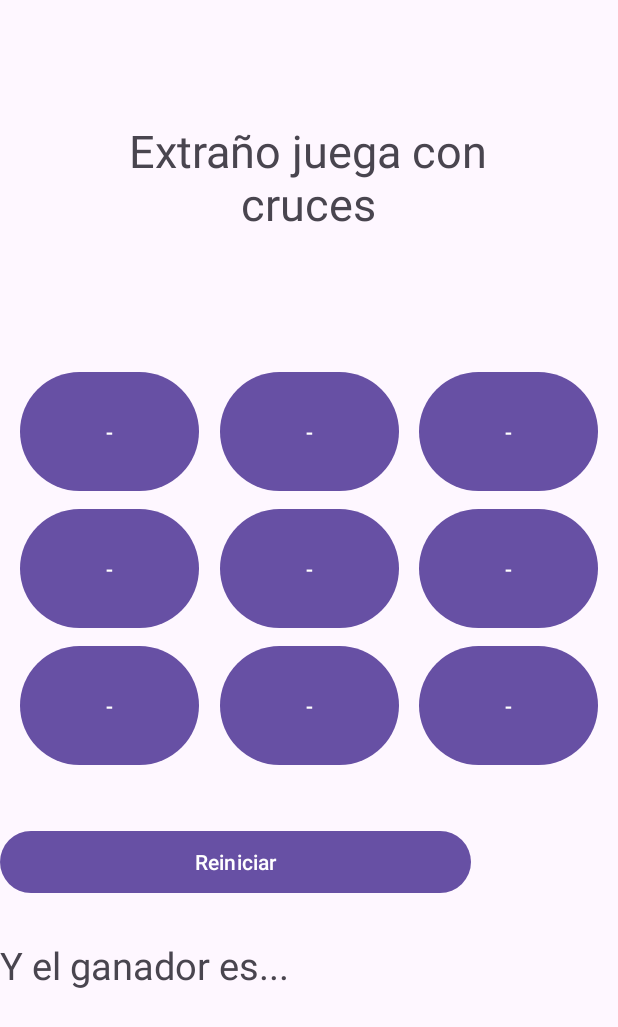
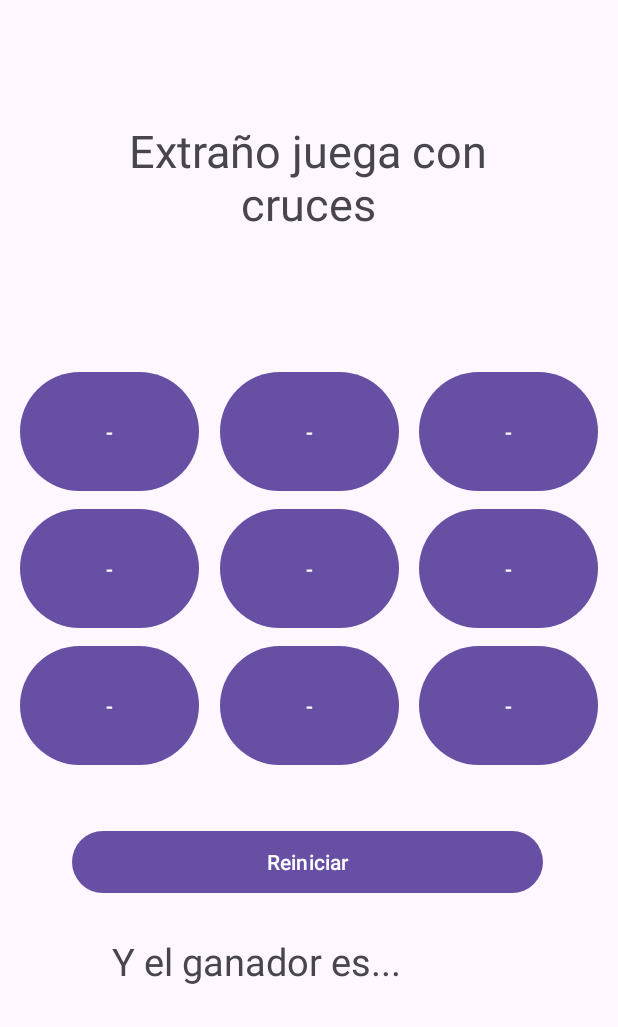
Before and after one commit to Valenquiroga25/TPO_Desarrollo_De_Aplicaciones, an Android app: the screen it shows after launch (GameActivity), after a tap on "Comenzar", on a phone screen of 412 x 824 dp. Shown: the top 1027 px of the screen. Run offline under Robolectric (Android 15) with nearby library versions, the phone set to English and light mode, and no system bars; our stand-ins replace navigation-ui.

Commit message:
TaTeTi casi terminado

```diff
--- a/PracticaTaTeTi/TaTeTi/app/src/main/AndroidManifest.xml
+++ b/PracticaTaTeTi/TaTeTi/app/src/main/AndroidManifest.xml
@@ -11,7 +11,7 @@
             android:roundIcon="@mipmap/ic_launcher_round"
             android:supportsRtl="true"
             android:theme="@style/Theme.TaTeTi"
-        tools:targetApi="31" >
+            tools:targetApi="31">
         <activity
                 android:name=".MainActivity"
                 android:exported="true"
--- a/PracticaTaTeTi/TaTeTi/app/src/main/res/layout/activity_game.xml
+++ b/PracticaTaTeTi/TaTeTi/app/src/main/res/layout/activity_game.xml
@@ -17,14 +17,14 @@
             app:layout_constraintEnd_toEndOf="parent"
             app:layout_constraintTop_toTopOf="parent" android:layout_marginTop="80dp"/>
     <Button
-            android:id="@+id/btnCentro"
+            android:id="@+id/btnArribaIzquierda"
             android:text="-"
             android:layout_width="119dp"
             android:layout_height="87dp"
-            app:layout_constraintTop_toBottomOf="@+id/btnArribaIzquierda"
-            app:layout_constraintStart_toEndOf="@+id/btnCentroIzquierda"
-            app:layout_constraintEnd_toStartOf="@+id/btnCentroDerecha"
-            android:layout_marginTop="4dp"/>
+            app:layout_constraintTop_toBottomOf="@+id/lblJugador"
+            app:layout_constraintStart_toStartOf="parent"
+            app:layout_constraintEnd_toStartOf="@+id/btnCentroArriba"
+            android:layout_marginTop="76dp"/>
     <Button
             android:id="@+id/btnCentroArriba"
             android:text="-"
@@ -53,14 +53,23 @@
             app:layout_constraintEnd_toStartOf="@+id/btnCentro"
             android:layout_marginTop="4dp"/>
     <Button
-            android:id="@+id/btnArribaIzquierda"
+            android:id="@+id/btnCentro"
             android:text="-"
             android:layout_width="119dp"
             android:layout_height="87dp"
-            app:layout_constraintTop_toBottomOf="@+id/lblJugador"
-            app:layout_constraintStart_toStartOf="parent"
-            app:layout_constraintEnd_toStartOf="@+id/btnCentroArriba"
-            android:layout_marginTop="76dp"/>
+            app:layout_constraintTop_toBottomOf="@+id/btnArribaIzquierda"
+            app:layout_constraintStart_toEndOf="@+id/btnCentroIzquierda"
+            app:layout_constraintEnd_toStartOf="@+id/btnCentroDerecha"
+            android:layout_marginTop="4dp"/>
+    <Button
+            android:id="@+id/btnCentroDerecha"
+            android:text="-"
+            android:layout_width="119dp"
+            android:layout_height="87dp"
+            app:layout_constraintTop_toBottomOf="@+id/btnArribaIzquierda"
+            app:layout_constraintStart_toEndOf="@+id/btnCentro"
+            app:layout_constraintEnd_toEndOf="parent"
+            android:layout_marginTop="4dp"/>
     <Button
             android:id="@+id/btnAbajoIzquierda"
             android:text="-"
@@ -88,15 +97,7 @@
             app:layout_constraintStart_toEndOf="@+id/btnCentroAbajo"
             app:layout_constraintEnd_toEndOf="parent"
             android:layout_marginTop="4dp"/>
-    <Button
-            android:id="@+id/btnCentroDerecha"
-            android:text="-"
-            android:layout_width="119dp"
-            android:layout_height="87dp"
-            app:layout_constraintTop_toBottomOf="@+id/btnArribaIzquierda"
-            app:layout_constraintStart_toEndOf="@+id/btnCentro"
-            app:layout_constraintEnd_toEndOf="parent"
-            android:layout_marginTop="4dp"/>
+
     <Button
             android:id="@+id/btnReiniciar"
             android:text="Reiniciar"
@@ -104,16 +105,21 @@
             android:layout_height="49dp"
             tools:layout_editor_absoluteX="48dp"
             app:layout_constraintTop_toBottomOf="@+id/btnCentroAbajo"
-            android:layout_marginTop="36dp"/>
+            app:layout_constraintStart_toEndOf="@+id/btnAbajoIzquierda"
+            app:layout_constraintEnd_toEndOf="parent"
+            android:layout_marginTop="36dp"
+            android:layout_marginRight="135dp"/>
     <TextView
             android:id="@+id/lblGanador"
             android:text="Y el ganador es..."
             android:textSize="25dp"
-            android:layout_width="213dp"
-            android:layout_height="38dp"
-            tools:layout_editor_absoluteX="99dp"
-            app:layout_constraintTop_toBottomOf="@+id/btnCentroAbajo"
-            android:layout_marginTop="112dp"/>
+            android:layout_width="355dp"
+            android:layout_height="35dp"
+            tools:layout_editor_absoluteX="28dp"
+            app:layout_constraintTop_toBottomOf="@+id/btnReiniciar"
+            app:layout_constraintStart_toStartOf="@+id/lblJugador"
+            android:layout_marginRight="135dp"
+            android:layout_marginTop="24dp"/>
 
 
 </androidx.constraintlayout.widget.ConstraintLayout>
```
Also changed, not shown: PracticaTaTeTi/TaTeTi/app/src/main/java/com/example/tateti/ControlJuego.java (+58 -38 lines), PracticaTaTeTi/TaTeTi/app/src/main/java/com/example/tateti/GameActivity.java (+52 -14 lines). Lines whose indentation alone changed are shown as unchanged.
